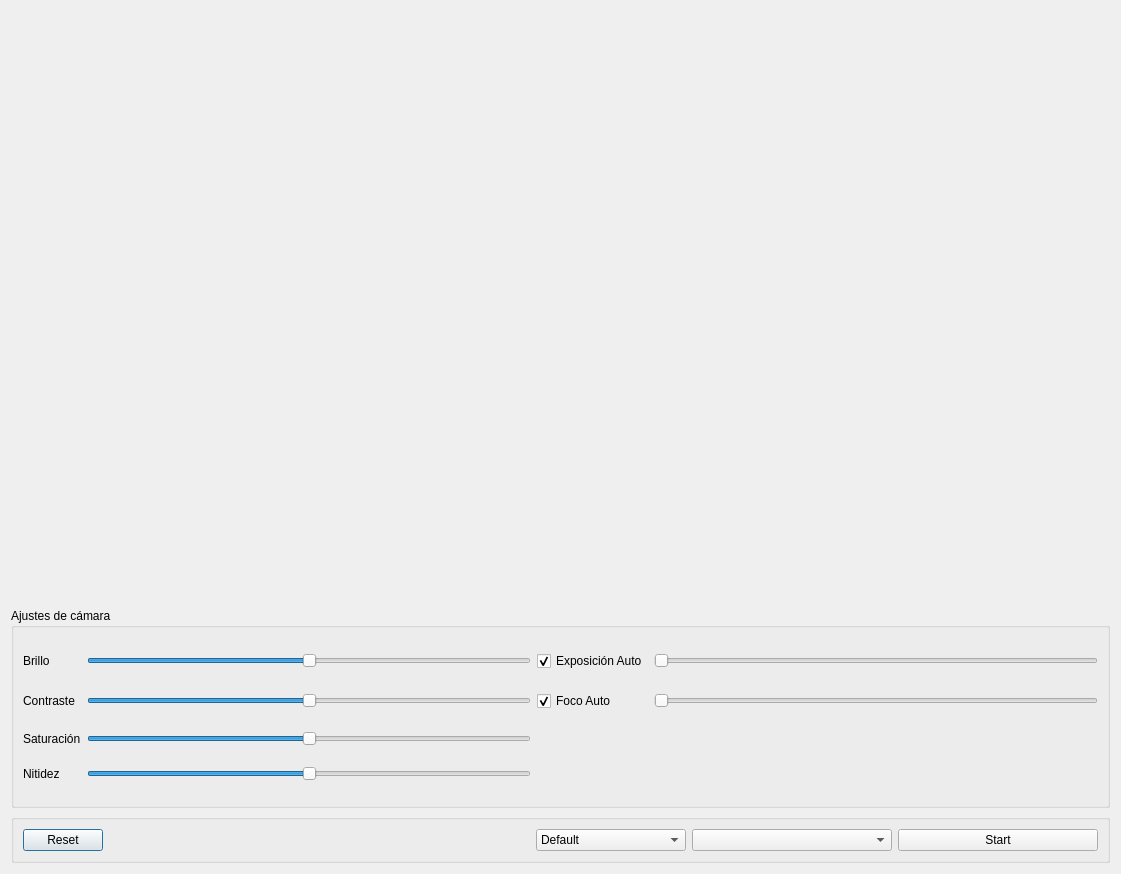
Above: library-video/VideoManagerDialog.ui from MiguelFerrerF/robotArmApp before the change. Below: the same form after it.
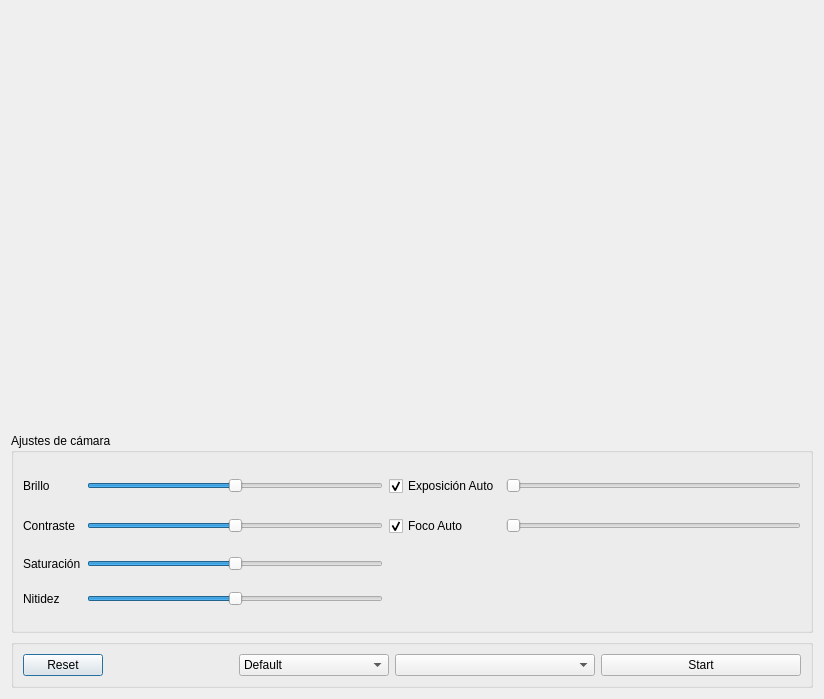
That is the form after the change.

Commit message:
Updates .gitignore, refines CMake config, adjusts UI dimensions
- Simplifies .gitignore by collapsing redundant entries for the `/out` directory.
- Refactors and reorders CMake configuration parameters for better readability and consistency.
- Reduces dimensions of the VideoManagerDialog UI, likely to improve layout or fit requirements.

Diff of the .ui file:
```diff
--- a/library-video/VideoManagerDialog.ui
+++ b/library-video/VideoManagerDialog.ui
@@ -6,8 +6,8 @@
    <rect>
     <x>0</x>
     <y>0</y>
-    <width>1121</width>
-    <height>874</height>
+    <width>824</width>
+    <height>699</height>
    </rect>
   </property>
   <property name="windowTitle">
```
The commit also changes 2 other files.
